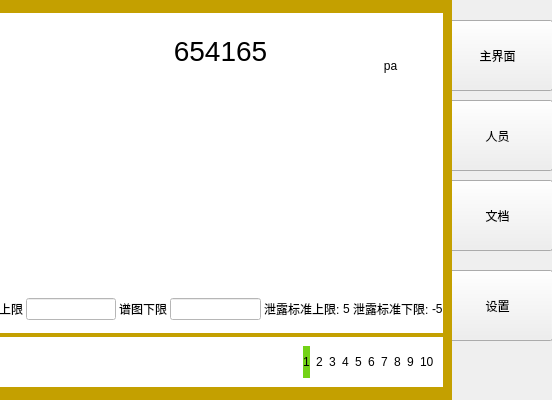
Before: the Qt Designer form formmain.ui in LEmbedder/widget-mcu, drawn with Qt 5; both pictures show x 274 to 826 and y 0 to 400 of the 826 by 400 pixel window.
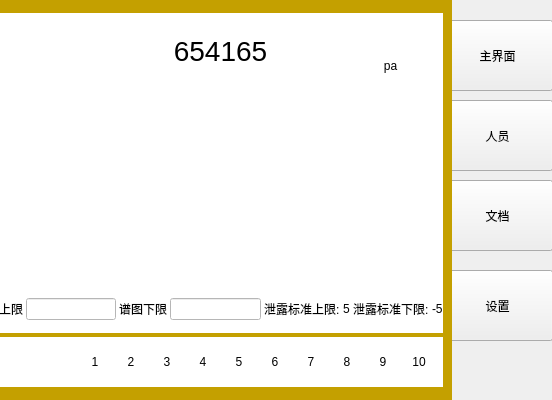
After: the same form once the commit is applied.

What changed in the file:
```diff
--- a/formmain.ui
+++ b/formmain.ui
@@ -823,76 +823,226 @@
                 </spacer>
                </item>
                <item>
-                <widget class="QLabel" name="label_16">
+                <widget class="QLabel" name="label_sign01">
+                 <property name="minimumSize">
+                  <size>
+                   <width>30</width>
+                   <height>30</height>
+                  </size>
+                 </property>
+                 <property name="maximumSize">
+                  <size>
+                   <width>30</width>
+                   <height>30</height>
+                  </size>
+                 </property>
                  <property name="styleSheet">
-                  <string notr="true">background-color: rgb(115, 210, 22);</string>
+                  <string notr="true"/>
                  </property>
                  <property name="text">
                   <string>1</string>
                  </property>
+                 <property name="alignment">
+                  <set>Qt::AlignCenter</set>
+                 </property>
                 </widget>
                </item>
                <item>
-                <widget class="QLabel" name="label_17">
+                <widget class="QLabel" name="label_sign02">
+                 <property name="minimumSize">
+                  <size>
+                   <width>30</width>
+                   <height>30</height>
+                  </size>
+                 </property>
+                 <property name="maximumSize">
+                  <size>
+                   <width>30</width>
+                   <height>30</height>
+                  </size>
+                 </property>
                  <property name="text">
                   <string>2</string>
                  </property>
+                 <property name="alignment">
+                  <set>Qt::AlignCenter</set>
+                 </property>
                 </widget>
                </item>
                <item>
-                <widget class="QLabel" name="label_18">
+                <widget class="QLabel" name="label_sign03">
+                 <property name="minimumSize">
+                  <size>
+                   <width>30</width>
+                   <height>30</height>
+                  </size>
+                 </property>
+                 <property name="maximumSize">
+                  <size>
+                   <width>30</width>
+                   <height>30</height>
+                  </size>
+                 </property>
                  <property name="text">
                   <string>3</string>
                  </property>
+                 <property name="alignment">
+                  <set>Qt::AlignCenter</set>
+                 </property>
                 </widget>
                </item>
                <item>
-                <widget class="QLabel" name="label_19">
+                <widget class="QLabel" name="label_sign04">
+                 <property name="minimumSize">
+                  <size>
+                   <width>30</width>
+                   <height>30</height>
+                  </size>
+                 </property>
+                 <property name="maximumSize">
+                  <size>
+                   <width>30</width>
+                   <height>30</height>
+                  </size>
+                 </property>
                  <property name="text">
                   <string>4</string>
                  </property>
+                 <property name="alignment">
+                  <set>Qt::AlignCenter</set>
+                 </property>
                 </widget>
                </item>
                <item>
-                <widget class="QLabel" name="label_20">
+                <widget class="QLabel" name="label_sign05">
+                 <property name="minimumSize">
+                  <size>
+                   <width>30</width>
+                   <height>30</height>
+                  </size>
+                 </property>
+                 <property name="maximumSize">
+                  <size>
+                   <width>30</width>
+                   <height>30</height>
+                  </size>
+                 </property>
                  <property name="text">
                   <string>5</string>
                  </property>
+                 <property name="alignment">
+                  <set>Qt::AlignCenter</set>
+                 </property>
                 </widget>
                </item>
                <item>
-                <widget class="QLabel" name="label_21">
+                <widget class="QLabel" name="label_sign06">
+                 <property name="minimumSize">
+                  <size>
+                   <width>30</width>
+                   <height>30</height>
+                  </size>
+                 </property>
+                 <property name="maximumSize">
+                  <size>
+                   <width>30</width>
+                   <height>30</height>
+                  </size>
+                 </property>
                  <property name="text">
                   <string>6</string>
                  </property>
+                 <property name="alignment">
+                  <set>Qt::AlignCenter</set>
+                 </property>
                 </widget>
                </item>
                <item>
-                <widget class="QLabel" name="label_22">
+                <widget class="QLabel" name="label_sign07">
+                 <property name="minimumSize">
+                  <size>
+                   <width>30</width>
+                   <height>30</height>
+                  </size>
+                 </property>
+                 <property name="maximumSize">
+                  <size>
+                   <width>30</width>
+                   <height>30</height>
+                  </size>
+                 </property>
                  <property name="text">
                   <string>7</string>
                  </property>
+                 <property name="alignment">
+                  <set>Qt::AlignCenter</set>
+                 </property>
                 </widget>
                </item>
                <item>
-                <widget class="QLabel" name="label_23">
+                <widget class="QLabel" name="label_sign08">
+                 <property name="minimumSize">
+                  <size>
+                   <width>30</width>
+                   <height>30</height>
+                  </size>
+                 </property>
+                 <property name="maximumSize">
+                  <size>
+                   <width>30</width>
+                   <height>30</height>
+                  </size>
+                 </property>
                  <property name="text">
                   <string>8</string>
                  </property>
+                 <property name="alignment">
+                  <set>Qt::AlignCenter</set>
+                 </property>
                 </widget>
                </item>
                <item>
-                <widget class="QLabel" name="label_24">
+                <widget class="QLabel" name="label_sign09">
+                 <property name="minimumSize">
+                  <size>
+                   <width>30</width>
+                   <height>30</height>
+                  </size>
+                 </property>
+                 <property name="maximumSize">
+                  <size>
+                   <width>30</width>
+                   <height>30</height>
+                  </size>
+                 </property>
                  <property name="text">
                   <string>9</string>
                  </property>
+                 <property name="alignment">
+                  <set>Qt::AlignCenter</set>
+                 </property>
                 </widget>
                </item>
                <item>
-                <widget class="QLabel" name="label_25">
+                <widget class="QLabel" name="label_sign10">
+                 <property name="minimumSize">
+                  <size>
+                   <width>30</width>
+                   <height>30</height>
+                  </size>
+                 </property>
+                 <property name="maximumSize">
+                  <size>
+                   <width>30</width>
+                   <height>30</height>
+                  </size>
+                 </property>
                  <property name="text">
                   <string>10</string>
                  </property>
+                 <property name="alignment">
+                  <set>Qt::AlignCenter</set>
+                 </property>
                 </widget>
                </item>
               </layout>
```
